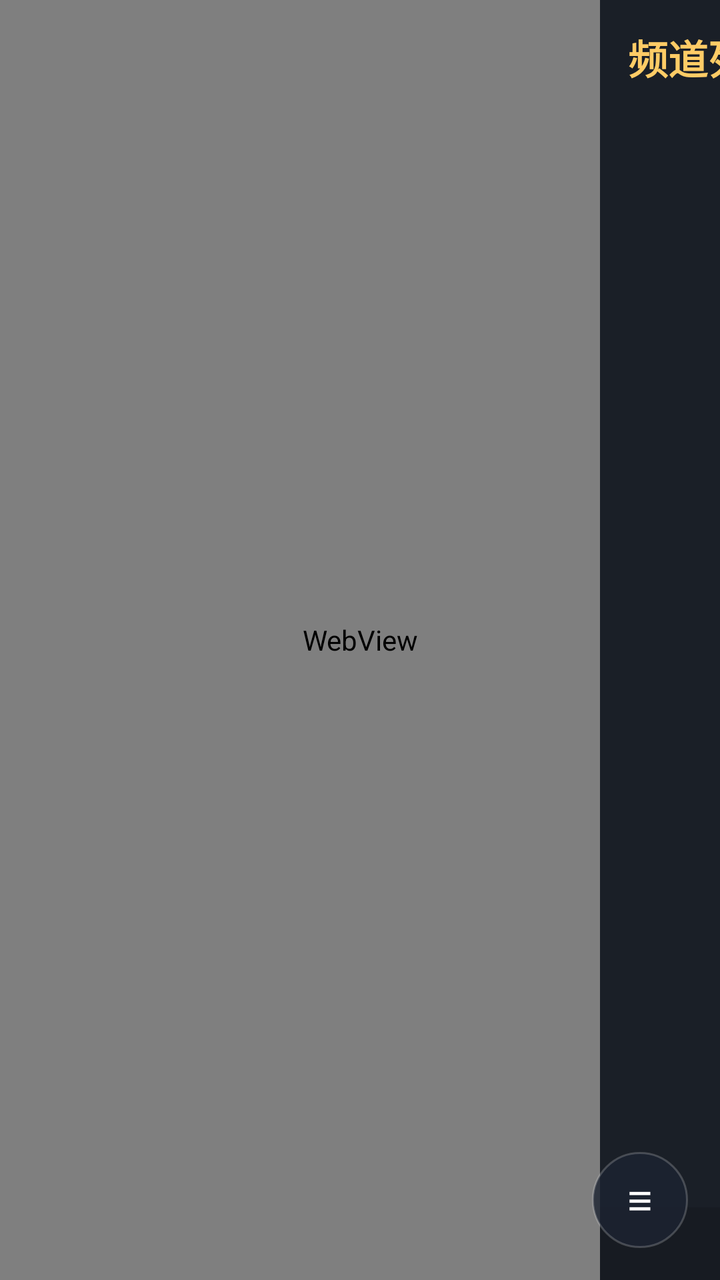
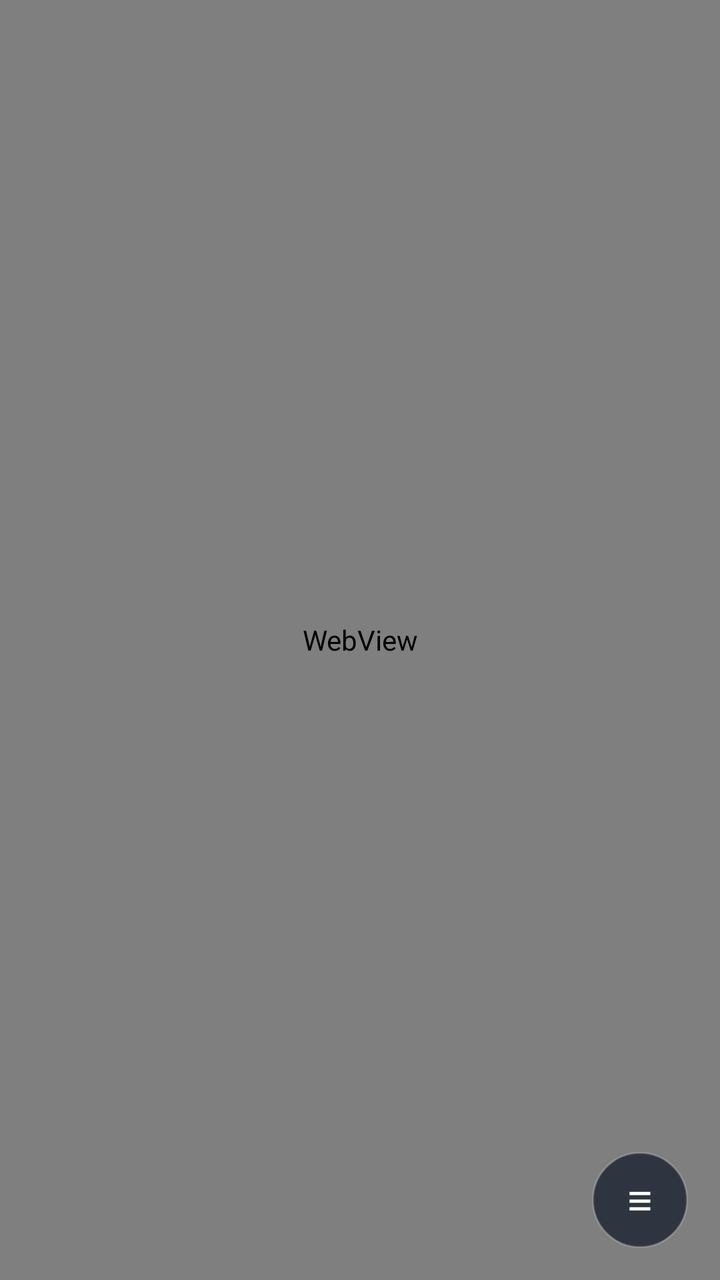

Screens rendered from an Android XML layout before and after an edit, with the pre-edit source and the edit as a unified diff.
<!-- AndroidManifest.xml: application theme AppTheme -->
<!-- res/layout/activity_main.xml -->
<?xml version="1.0" encoding="utf-8"?>
<FrameLayout xmlns:android="http://schemas.android.com/apk/res/android"
    android:layout_width="match_parent"
    android:layout_height="match_parent"
    android:background="#000000">

    <WebView
        android:id="@+id/webview"
        android:layout_width="match_parent"
        android:layout_height="match_parent"
        android:visibility="visible" />

    <FrameLayout
        android:id="@+id/overlay"
        android:layout_width="match_parent"
        android:layout_height="match_parent"
        android:background="#000000"
        android:clickable="true"
        android:focusable="true"
        android:visibility="gone">

        <LinearLayout
            android:layout_width="wrap_content"
            android:layout_height="wrap_content"
            android:layout_gravity="center"
            android:gravity="center"
            android:orientation="vertical">

            <TextView
                android:id="@+id/overlayTitle"
                android:layout_width="wrap_content"
                android:layout_height="wrap_content"
                android:textColor="#FFFFFF"
                android:textSize="@dimen/overlay_title"
                android:textStyle="bold" />

            <TextView
                android:id="@+id/overlayState"
                android:layout_width="wrap_content"
                android:layout_height="wrap_content"
                android:layout_marginTop="@dimen/overlay_state_margin"
                android:textColor="#99FFFFFF"
                android:textSize="@dimen/overlay_state" />
        </LinearLayout>
    </FrameLayout>

    <View
        android:id="@+id/drawerScrim"
        android:layout_width="match_parent"
        android:layout_height="match_parent"
        android:background="#40000000"
        android:clickable="true"
        android:focusable="false"
        android:visibility="gone" />

    <LinearLayout
        android:id="@+id/drawer"
        android:layout_width="@dimen/drawer_width"
        android:layout_height="match_parent"
        android:layout_gravity="left"
        android:orientation="vertical"
        android:background="#E610161F"
        android:translationX="@dimen/drawer_width">

        <TextView
            android:layout_width="match_parent"
            android:layout_height="wrap_content"
            android:padding="@dimen/drawer_title_padding"
            android:text="频道列表"
            android:textColor="#FFCC66"
            android:textSize="@dimen/drawer_title"
            android:textStyle="bold" />

        <ListView
            android:id="@+id/channelList"
            android:layout_width="match_parent"
            android:layout_height="0dp"
            android:layout_weight="1"
            android:divider="#22000000"
            android:dividerHeight="1dp"
            android:scrollbarStyle="outsideOverlay" />

        <TextView
            android:id="@+id/drawerHint"
            android:layout_width="match_parent"
            android:layout_height="wrap_content"
            android:padding="@dimen/drawer_hint_padding"
            android:background="#22000000"
            android:textColor="#88FFFFFF"
            android:textSize="@dimen/drawer_hint" />
    </LinearLayout>

    <TextView
        android:id="@+id/channelFab"
        android:layout_width="@dimen/fab_size"
        android:layout_height="@dimen/fab_size"
        android:layout_gravity="bottom|end"
        android:layout_margin="@dimen/fab_margin"
        android:background="@drawable/fab_bg"
        android:clickable="true"
        android:focusable="false"
        android:gravity="center"
        android:text="≡"
        android:textColor="#FFFFFF"
        android:textSize="22sp" />
</FrameLayout>
<!-- resources referenced by this layout -->
<resources>
  <dimen name="drawer_hint">12sp</dimen>
  <dimen name="drawer_hint_padding">10dp</dimen>
  <dimen name="drawer_title">20sp</dimen>
  <dimen name="drawer_title_padding">14dp</dimen>
  <dimen name="drawer_width">300dp</dimen>
  <dimen name="fab_margin">16dp</dimen>
  <dimen name="fab_size">48dp</dimen>
  <dimen name="overlay_state">14sp</dimen>
  <dimen name="overlay_state_margin">10dp</dimen>
  <dimen name="overlay_title">30sp</dimen>
  <!-- drawable fab_bg (drawable) -->
  <?xml version="1.0" encoding="utf-8"?>
  <shape xmlns:android="http://schemas.android.com/apk/res/android" android:shape="oval">
      <solid android:color="#CC1C2331" />
      <stroke android:width="1dp" android:color="#33FFFFFF" />
  </shape>
  <style name="AppTheme" parent="@android:style/Theme.Black.NoTitleBar.Fullscreen">
          <item name="android:windowBackground">@color/black</item>
          <item name="android:colorBackground">@color/black</item>
      </style>
  <color name="black">#000000</color>
</resources>

<!-- the commit's change to res/layout/activity_main.xml (unified diff, before → after) -->
@@ -60,7 +60,7 @@
         android:layout_gravity="left"
         android:orientation="vertical"
         android:background="#E610161F"
-        android:translationX="@dimen/drawer_width">
+        android:translationX="@dimen/drawer_hidden">
 
         <TextView
             android:layout_width="match_parent"
<!-- resource entries referenced after the edit -->
@@ -1,5 +1,6 @@
 <!-- resources referenced by this layout -->
 <resources>
+  <dimen name="drawer_hidden">-300dp</dimen>
   <dimen name="drawer_hint">12sp</dimen>
   <dimen name="drawer_hint_padding">10dp</dimen>
   <dimen name="drawer_title">20sp</dimen>
